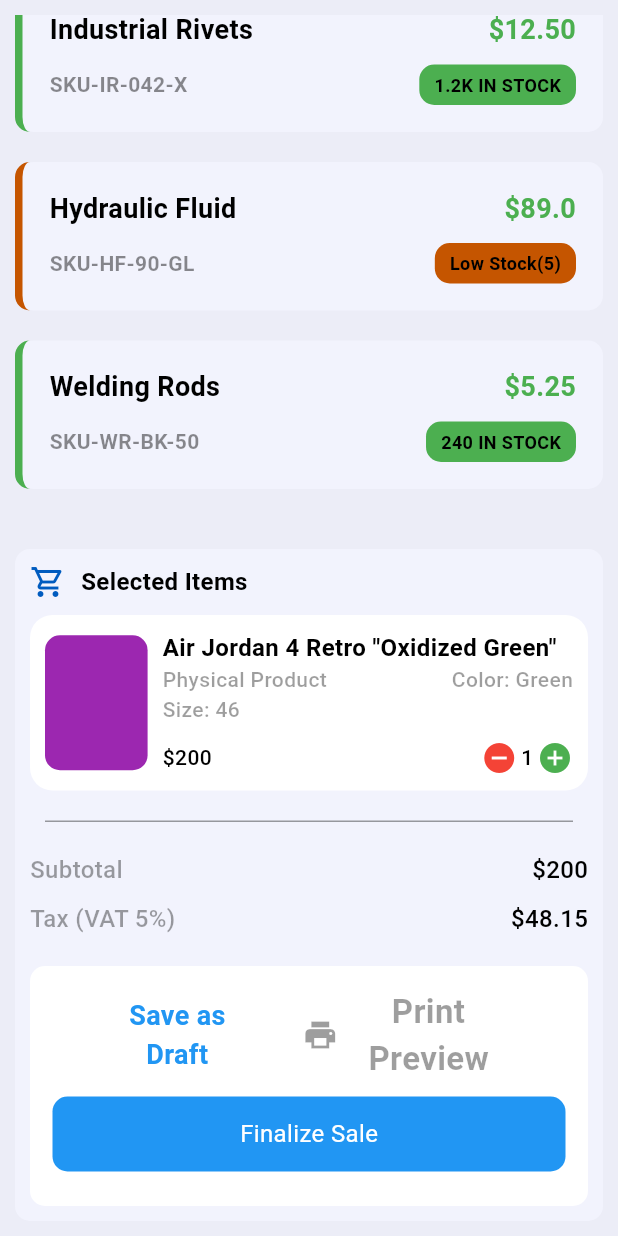
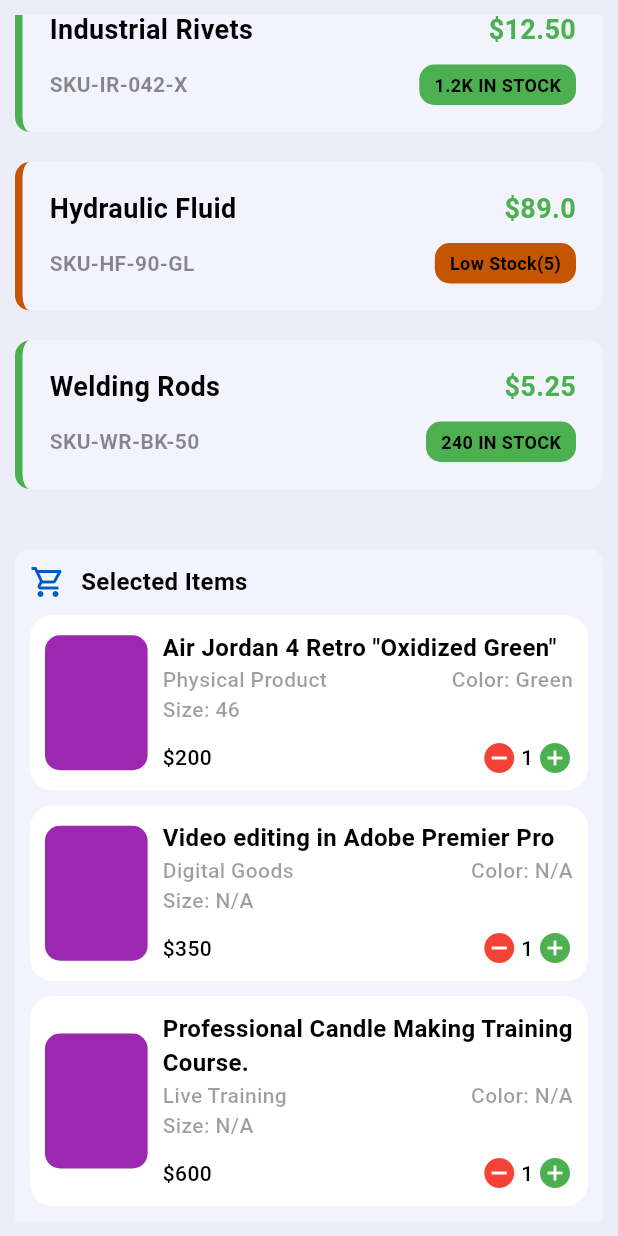
Before and after one commit to foysal012/smart_grocery_manager, a Flutter app: the SalesHistoryScreen screen opened directly, scrolled down 512 dp, on a phone screen of 412 x 824 dp. Run offline on Flutter 3.47's test engine with Material 3 defaults, Android fonts, the phone set to English and light mode, and no system bars; our stand-ins replace gap, material_symbols_icons, syncfusion_flutter_charts; missing offline and left inert: d_chart.

Commit message:
working on add new stock page

```diff
--- a/lib/bottom_nav_bar/sales/sales_history_screen.dart
+++ b/lib/bottom_nav_bar/sales/sales_history_screen.dart
@@ -1,6 +1,7 @@
 import 'package:flutter/material.dart';
 import 'package:gap/gap.dart';
 import '../../widget/sales/sales_stock_summary_widget.dart';
+import '../../widget/sales/selected_items_widget.dart';
 
 class SalesHistoryScreen extends StatefulWidget {
   const SalesHistoryScreen({super.key});
@@ -242,104 +243,43 @@
                       ),
                       Gap(10.0),
 
-                      Container(
-                        padding: EdgeInsets.all(10.0),
-                        decoration: BoxDecoration(
-                          color: Colors.white,
-                          borderRadius: BorderRadius.all(Radius.circular(15.0))
-                        ),
-                        child: Row(
-                          children: [
-                            Expanded(
-                              flex:1,
-                              child: Container(
-                                height:90,
-                                width: 90,
-                                decoration: BoxDecoration(
-                                    color: Colors.purple,
-                                    borderRadius: BorderRadius.all(Radius.circular(10.0))
-                                ),
-                              ),
-                            ),
-                            Gap(10.0),
+                      SelectedItemsWidget(
+                        productName: 'Air Jordan 4 Retro "Oxidized Green"',
+                        productType: 'Physical Product',
+                        productColor: 'Green',
+                        productSize: '46',
+                        productPrice: '200',
+                        productQty: '1'
+                      ),
+                      Gap(10.0),
 
-                            Expanded(
-                              flex: 4,
-                              child: Column(
-                                crossAxisAlignment: CrossAxisAlignment.start,
-                                children: [
-                                  Text('Air Jordan 4 Retro "Oxidized Green"',
-                                    style: TextStyle(
-                                      fontSize: 16.0,
-                                      color: Colors.black,
-                                      fontWeight: FontWeight.w700
-                                    )
-                                  ),
-                                  Row(
-                                    mainAxisAlignment: MainAxisAlignment.spaceBetween,
-                                    children: [
-                                      Text('Physical Product',
-                                          style: TextStyle(
-                                              fontSize: 14.0,
-                                              color: Colors.black38,
-                                              fontWeight: FontWeight.w500
-                                          )
-                                      ),
+                      SelectedItemsWidget(
+                          productName: 'Video editing in Adobe Premier Pro',
+                          productType: 'Digital Goods',
+                          productColor: 'N/A',
+                          productSize: 'N/A',
+                          productPrice: '350',
+                          productQty: '1'
+                      ),
+                      Gap(10.0),
 
-                                      Text('Color: Green',
-                                          style: TextStyle(
-                                              fontSize: 14.0,
-                                              color: Colors.black38,
-                                              fontWeight: FontWeight.w500
-                                          )
-                                      ),
-                                    ],
-                                  ),
+                      SelectedItemsWidget(
+                          productName: 'Professional Candle Making Training Course.',
+                          productType: 'Live Training',
+                          productColor: 'N/A',
+                          productSize: 'N/A',
+                          productPrice: '600',
+                          productQty: '1'
+                      ),
+                      Gap(10.0),
 
-                                  Text('Size: 46',
-                                    style: TextStyle(
-                                        fontSize: 14.0,
-                                        color: Colors.black38,
-                                        fontWeight: FontWeight.w500
-                                    )
-                                  ),
-                                  Gap(10.0),
-
-                                  Row(
-                                    mainAxisAlignment: MainAxisAlignment.spaceBetween,
-                                    children: [
-                                      Text('\$200',
-                                        style: TextStyle(
-                                            fontSize: 14.0,
-                                            color: Colors.black,
-                                            fontWeight: FontWeight.w500
-                                        )
-                                      ),
-
-                                      Row(
-                                        children: [
-                                          Icon(Icons.remove_circle, color: Colors.red),
-                                          Gap(2.5),
-
-                                          Text('1',
-                                            style: TextStyle(
-                                                fontSize: 14.0,
-                                                color: Colors.black,
-                                                fontWeight: FontWeight.w500
-                                            )
-                                          ),
-                                          Gap(2.5),
-
-                                          Icon(Icons.add_circle, color: Colors.green)
-                                        ],
-                                      )
-                                    ],
-                                  )
-                                ],
-                              ),
-                            ),
-                          ],
-                        ),
+                      SelectedItemsWidget(
+                          productName: 'The Red Science e-book',
+                          productType: 'Digital Product',
+                          productColor: 'N/A',
+                          productSize: 'N/A',
+                          productPrice: '800',
+                          productQty: '1'
                       ),
                       Gap(20.0),
 
@@ -362,7 +302,7 @@
                               )
                           ),
 
-                          Text('\$200',
+                          Text('\$1950',
                               style: TextStyle(
                                   fontSize: 16.0,
                                   color: Colors.black,
@@ -384,7 +324,7 @@
                               )
                           ),
 
-                          Text('\$48.15',
+                          Text('\$348.15',
                               style: TextStyle(
                                   fontSize: 16.0,
                                   color: Colors.black,
--- a/lib/bottom_nav_bar/stock/stock_screen.dart
+++ b/lib/bottom_nav_bar/stock/stock_screen.dart
@@ -1,7 +1,7 @@
 import 'package:flutter/material.dart';
 import 'package:gap/gap.dart';
-
-import '../../widget/data/stock_card_widget.dart';
+import '../../widget/stock/stock_card_widget.dart';
+import 'add_new_stock_screen.dart';
 
 class StockScreen extends StatefulWidget {
   const StockScreen({super.key});
@@ -240,6 +240,18 @@
             ],
           ),
         ),
+      ),
+
+      floatingActionButton: FloatingActionButton.extended(
+        onPressed: () => Navigator.of(context).push(MaterialPageRoute(builder: (context) => AddNewStockScreen())),
+        backgroundColor: Color(0xff005BBF),
+        label: Text('Add New',
+          style: TextStyle(
+            color: Colors.white,
+            fontWeight: FontWeight.bold
+          ),
+        ),
+        icon: Icon(Icons.add, color: Colors.white),
       )
     );
   }
--- /dev/null
+++ b/lib/widget/sales/selected_items_widget.dart
@@ -0,0 +1,118 @@
+import 'package:flutter/material.dart';
+import 'package:gap/gap.dart';
+
+class SelectedItemsWidget extends StatelessWidget {
+  const SelectedItemsWidget({
+    super.key,required this.productName, required this.productType, required this.productColor,
+    required this.productSize, required this.productPrice, required this.productQty
+  });
+  final String productName;
+  final String productType;
+  final String productColor;
+  final String productSize;
+  final String productPrice;
+  final String productQty;
+
+  @override
+  Widget build(BuildContext context) {
+    return Container(
+      padding: EdgeInsets.all(10.0),
+      decoration: BoxDecoration(
+          color: Colors.white,
+          borderRadius: BorderRadius.all(Radius.circular(15.0))
+      ),
+      child: Row(
+        children: [
+          Expanded(
+            flex:1,
+            child: Container(
+              height:90,
+              width: 90,
+              decoration: BoxDecoration(
+                  color: Colors.purple,
+                  borderRadius: BorderRadius.all(Radius.circular(10.0))
+              ),
+            ),
+          ),
+          Gap(10.0),
+
+          Expanded(
+            flex: 4,
+            child: Column(
+              crossAxisAlignment: CrossAxisAlignment.start,
+              children: [
+                Text(productName,
+                    style: TextStyle(
+                        fontSize: 16.0,
+                        color: Colors.black,
+                        fontWeight: FontWeight.w700
+                    )
+                ),
+                Row(
+                  mainAxisAlignment: MainAxisAlignment.spaceBetween,
+                  children: [
+                    Text(productType,
+                        style: TextStyle(
+                            fontSize: 14.0,
+                            color: Colors.black38,
+                            fontWeight: FontWeight.w500
+                        )
+                    ),
+
+                    Text('Color: $productColor',
+                        style: TextStyle(
+                            fontSize: 14.0,
+                            color: Colors.black38,
+                            fontWeight: FontWeight.w500
+                        )
+                    ),
+                  ],
+                ),
+
+                Text('Size: $productSize',
+                    style: TextStyle(
+                        fontSize: 14.0,
+                        color: Colors.black38,
+                        fontWeight: FontWeight.w500
+                    )
+                ),
+                Gap(10.0),
+
+                Row(
+                  mainAxisAlignment: MainAxisAlignment.spaceBetween,
+                  children: [
+                    Text('\$$productPrice',
+                        style: TextStyle(
+                            fontSize: 14.0,
+                            color: Colors.black,
+                            fontWeight: FontWeight.w500
+                        )
+                    ),
+
+                    Row(
+                      children: [
+                        Icon(Icons.remove_circle, color: Colors.red),
+                        Gap(2.5),
+
+                        Text(productQty,
+                            style: TextStyle(
+                                fontSize: 14.0,
+                                color: Colors.black,
+                                fontWeight: FontWeight.w500
+                            )
+                        ),
+                        Gap(2.5),
+
+                        Icon(Icons.add_circle, color: Colors.green)
+                      ],
+                    )
+                  ],
+                )
+              ],
+            ),
+          ),
+        ],
+      ),
+    );
+  }
+}
```
Also changed, not shown: lib/bottom_nav_bar/stock/add_new_stock_screen.dart (added, +136 -0 lines), lib/widget/stock/stock_card_widget.dart (renamed from lib/widget/data/stock_card_widget.dart).
